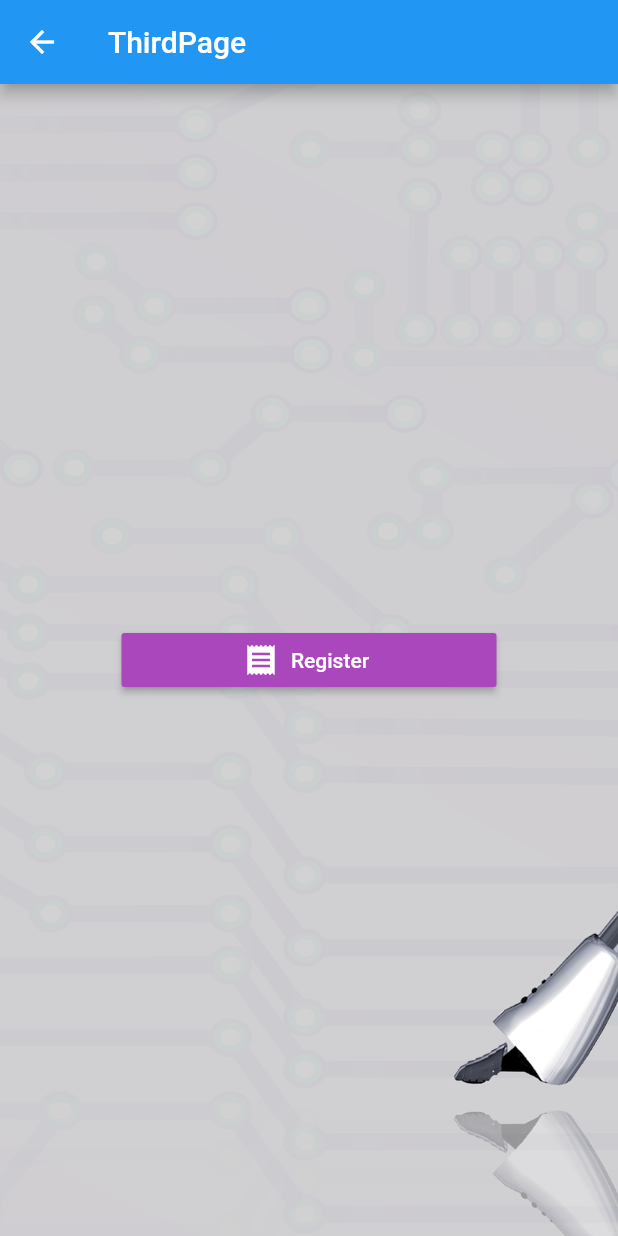
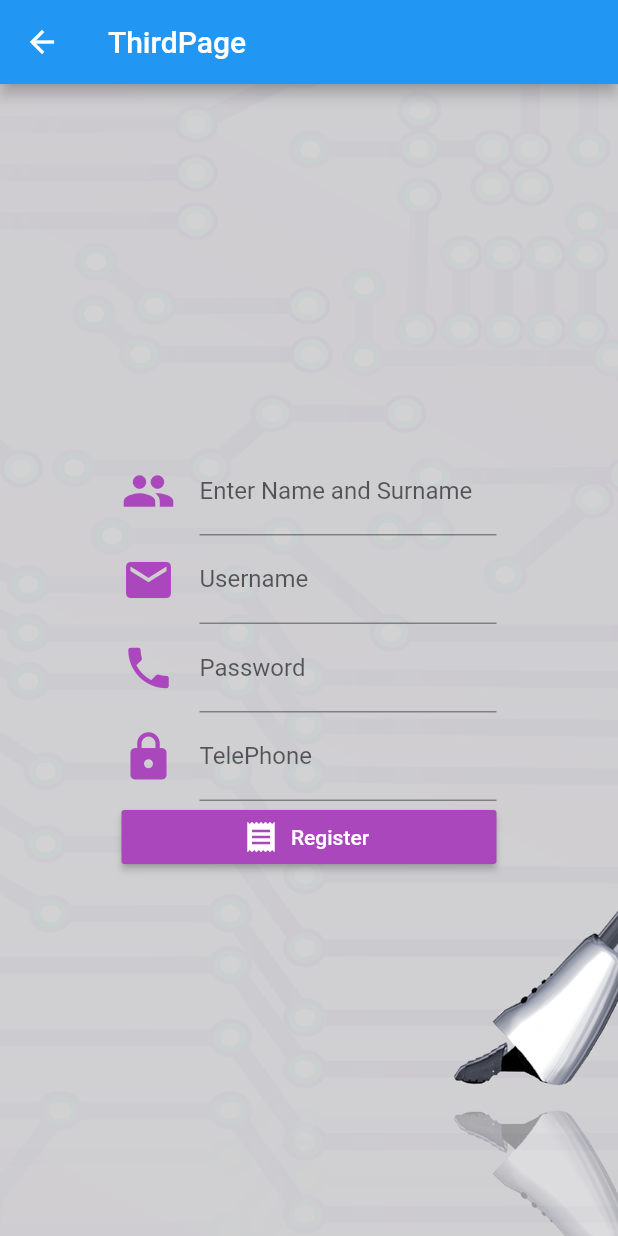
Before and after one commit to SupawadeeMakon/Lab1_UI, a Flutter app: the screen it shows after launch, after a tap on "Registor", on a phone screen of 412 x 824 dp. Run offline on Flutter 3.47's test engine with Material 2 defaults, Android fonts, the phone set to English and light mode, and no system bars.

Commit message:
befor mid1

```diff
--- a/lib/screens/home.dart
+++ b/lib/screens/home.dart
@@ -9,6 +9,9 @@ class Home extends StatefulWidget {
 }
 
 class _HomeState extends State<Home> {
+  var textEmailController = new TextEditingController();
+  var textPassController = new TextEditingController();
+
   Widget showdata1() {
     return Text('showdata1');
   }
@@ -45,6 +48,7 @@ class _HomeState extends State<Home> {
             ),
             labelText: 'Username',
             hintText: 'your@email.com'),
+        controller: textEmailController,
       ),
     );
   }
@@ -61,6 +65,7 @@ class _HomeState extends State<Home> {
             ),
             labelText: 'Password',
             hintText: 'More 6 charactor'),
+        controller: textPassController,
       ),
     );
   }
@@ -80,7 +85,10 @@ class _HomeState extends State<Home> {
         ),
         onPressed: () {
           var rount = MaterialPageRoute(
-              builder: (BuildContext context) => SecondPage());
+              builder: (BuildContext context) => SecondPage(
+                    emailFromHomePage: textEmailController.text,
+                    passFromHomePage: textPassController.text,
+                  ));
           Navigator.of(context).push(rount);
         },
       ),
@@ -101,8 +109,8 @@ class _HomeState extends State<Home> {
           style: TextStyle(color: Colors.white),
         ),
         onPressed: () {
-          var rount = MaterialPageRoute(
-              builder: (BuildContext context) => ThirdPage());
+          var rount =
+              MaterialPageRoute(builder: (BuildContext context) => ThirdPage());
           Navigator.of(context).push(rount);
         },
       ),
--- a/lib/screens/thirdPage.dart
+++ b/lib/screens/thirdPage.dart
@@ -1,18 +1,88 @@
 import 'package:flutter/material.dart';
-import 'package:lab1/screens/home.dart';
+import 'package:lab1/screens/detail.dart';
 import 'package:lab1/utility/mystyle.dart';
 
 class ThirdPage extends StatefulWidget {
-  final String valueFromSecondPage;
-  ThirdPage({Key key, this.valueFromSecondPage}) : super(key: key);
   @override
   _ThirdPageState createState() => _ThirdPageState();
 }
 
 class _ThirdPageState extends State<ThirdPage> {
   final String titleString = "ThirdPage"; //ประกาศตัวแปร
+  var textEmailController = new TextEditingController();
+  var textPassController = new TextEditingController();
+  var textNameController = new TextEditingController();
+  var textPhoneController = new TextEditingController();
 
-  Widget toHomePage() {
+  Widget nameText() {
+    return Container(
+      width: 250.0,
+      child: TextFormField(
+        decoration: InputDecoration(
+            icon: Icon(
+              Icons.people,
+              size: 36.0,
+              color: Colors.purple[400],
+            ),
+            labelText: 'Enter Name and Surname',
+            hintText: 'Name Surname'),
+            controller: textNameController,
+      ),
+    );
+  }
+
+  Widget emailText() {
+    return Container(
+      width: 250.0,
+      child: TextFormField(
+        decoration: InputDecoration(
+            icon: Icon(
+              Icons.email,
+              size: 36.0,
+              color: Colors.purple[400],
+            ),
+            labelText: 'Username',
+            hintText: 'your@email.com'),
+            controller: textEmailController,
+      ),
+    );
+  }
+
+  Widget passwordText() {
+    return Container(
+      width: 250.0,
+      child: TextFormField(
+        decoration: InputDecoration(
+            icon: Icon(
+              Icons.phone,
+              size: 36.0,
+              color: Colors.purple[400],
+            ),
+            labelText: 'Password',
+            hintText: 'More 6 charactor'),
+            controller: textPassController,
+      ),
+    );
+  }
+
+  Widget phoneText() {
+    return Container(
+      width: 250.0,
+      child: TextFormField(
+        decoration: InputDecoration(
+            icon: Icon(
+              Icons.lock,
+              size: 36.0,
+              color: Colors.purple[400],
+            ),
+            labelText: 'TelePhone',
+            hintText: '10 charactor'),
+            controller: textPhoneController,
+      ),
+    );
+  }
+
+  Widget toDetailPage() {
     return Container(
       width: 250.0,
       child: RaisedButton.icon(
@@ -26,8 +96,13 @@ class _ThirdPageState extends State<ThirdPage> {
           style: TextStyle(color: Colors.white),
         ),
         onPressed: () {
-          var rount =
-              MaterialPageRoute(builder: (BuildContext context) => Home());
+          var rount = MaterialPageRoute(
+              builder: (BuildContext context) => DetailPage(
+                    name: textNameController.text,
+                    email: textEmailController.text,
+                    password: textPassController.text,
+                    phone: textPhoneController.text,
+                  ));
           Navigator.of(context).push(rount);
         },
       ),
@@ -57,7 +132,11 @@ class _ThirdPageState extends State<ThirdPage> {
             child: Column(
               mainAxisSize: MainAxisSize.min,
               children: <Widget>[
-                toHomePage(),
+                nameText(),
+                emailText(),
+                passwordText(),
+                phoneText(),
+                toDetailPage(),
               ],
             ),
           ),
```
Also changed, not shown: lib/screens/detail.dart (added, +84 -0 lines), lib/screens/secondPage.dart (+62 -9 lines), lib/screens/showCal.dart (added, +60 -0 lines).
